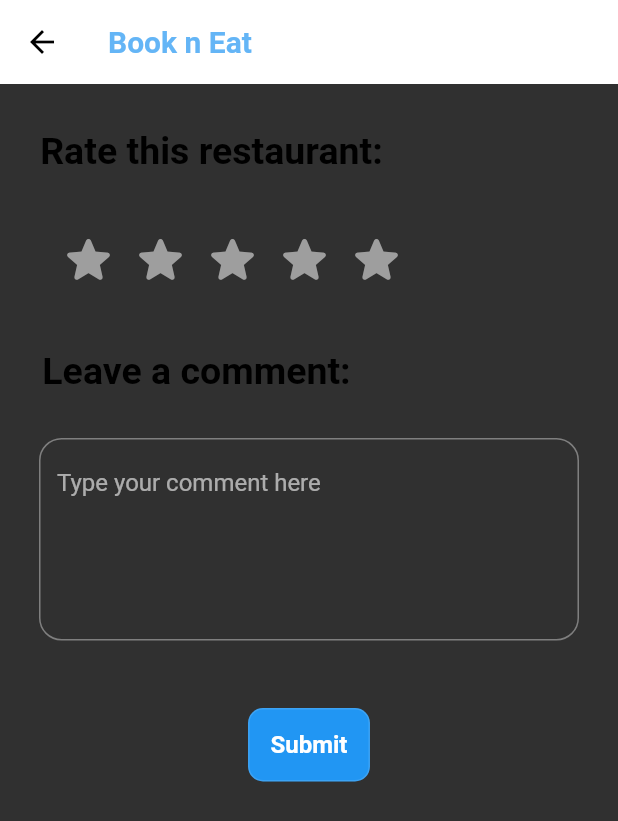
After one commit to AumKMCHAT/BookNEat-Senior-Project, a Flutter app: the ResScreen screen opened directly, after a tap on "Review", on a phone screen of 412 x 824 dp. The commit adds this screen. Shown: the top 821 px of the screen. Run offline on Flutter 3.47's test engine with Material 2 defaults, Android fonts, the phone set to English and light mode, and no system bars; our stand-ins replace carousel_slider, cloud_firestore, firebase_auth, firebase_core, firebase_storage, flutter_svg and 1 more; missing offline and left inert: flutter_phone_direct_caller; accounts and stored records are empty.

Commit message:
Add trinn ui

```diff
--- /dev/null
+++ b/lib/screens/info_res_screen.dart
@@ -0,0 +1,171 @@
+import 'package:book_n_eat_senior_project/screens/rating_screen.dart';
+import 'package:carousel_slider/carousel_slider.dart';
+import 'package:flutter/material.dart';
+import 'package:flutter_phone_direct_caller/flutter_phone_direct_caller.dart';
+
+import '../widgets/app_bar.dart';
+
+class ResScreen extends StatelessWidget {
+  ResScreen({super.key});
+
+  final List<String> imageList = [
+    "assets/images/res1.jpg",
+    "assets/images/res2.jpg",
+    "assets/images/res3.jpg",
+  ];
+
+  @override
+  Widget build(BuildContext context) {
+    return Scaffold(
+      appBar: homeAppBar(context),
+      body: SingleChildScrollView(
+        scrollDirection: Axis.vertical,
+        child: Column(
+          children: [
+            Row(
+              children: [
+                Padding(
+                    padding: const EdgeInsets.fromLTRB(30, 15, 0, 0),
+                    child: Text("Juju Restaurant",
+                        style: TextStyle(
+                          fontWeight: FontWeight.w600,
+                          color: Colors.black,
+                          fontSize: 20,
+                        ))),
+                Padding(
+                  padding: const EdgeInsets.fromLTRB(160, 15, 0, 0),
+                  child: IconButton(
+                    onPressed: () {},
+                    icon: Icon(Icons.favorite_border),
+                    iconSize: 35,
+                  ),
+                )
+              ],
+            ),
+            Container(
+                margin: EdgeInsets.only(top: 30, bottom: 30),
+                child: CarouselSlider(
+                  options: CarouselOptions(
+                    enlargeCenterPage: true,
+                    enableInfiniteScroll: false,
+                  ),
+                  items: imageList
+                      .map((e) => ClipRRect(
+                            borderRadius: BorderRadius.circular(8),
+                            child: Stack(
+                              fit: StackFit.expand,
+                              children: <Widget>[
+                                Image(
+                                  image: AssetImage(e),
+                                  width: 1050,
+                                  height: 350,
+                                  fit: BoxFit.cover,
+                                )
+                              ],
+                            ),
+                          ))
+                      .toList(),
+                )),
+            Column(
+              children: [
+                Padding(
+                  padding: const EdgeInsets.fromLTRB(10, 20, 10, 0),
+                  child: TextButton(
+                      style:
+                          OutlinedButton.styleFrom(padding: EdgeInsets.all(15)),
+                      onPressed: () async {
+                        await FlutterPhoneDirectCaller.callNumber('123456789');
+                      },
+                      child: Row(
+                        children: [
+                          Icon(
+                            Icons.phone,
+                            size: 24.0,
+                          ),
+                          Text("          Phone Number")
+                        ],
+                      )),
+                ),
+                Padding(
+                  padding: const EdgeInsets.fromLTRB(10, 20, 10, 0),
+                  child: TextButton(
+                      style:
+                          OutlinedButton.styleFrom(padding: EdgeInsets.all(15)),
+                      onPressed: () {},
+                      child: Row(
+                        children: [
+                          Icon(
+                            Icons.location_pin,
+                            size: 24.0,
+                          ),
+                          Text("          Get Location")
+                        ],
+                      )),
+                ),
+                Padding(
+                  padding: const EdgeInsets.fromLTRB(10, 20, 10, 50),
+                  child: SizedBox(
+                    height: 62,
+                    child: TextButton(
+                        style: OutlinedButton.styleFrom(
+                            padding: EdgeInsets.all(15)),
+                        onPressed: () {
+                          Navigator.push(
+                              context,
+                              MaterialPageRoute(
+                                  builder: (context) => RatingCommentScreen()));
+                        },
+                        child: Row(
+                          children: [
+                            Icon(
+                              Icons.reviews,
+                              size: 24.0,
+                            ),
+                            Text("          Review")
+                          ],
+                        )),
+                  ),
+                )
+              ],
+            ),
+            Column(
+              children: [
+                Text(
+                  "Menu",
+                  style: TextStyle(
+                    fontWeight: FontWeight.w600,
+                    color: Colors.black,
+                  ),
+                ),
+              ],
+            ),
+          ],
+        ),
+      ),
+      bottomNavigationBar: SizedBox(
+        height: 70,
+        child: TextButton(
+            style: OutlinedButton.styleFrom(padding: EdgeInsets.all(15)),
+            onPressed: () {
+              // Navigator.push(context,
+              //     MaterialPageRoute(builder: (context) => ReservScreen()));
+            },
+            child: Padding(
+              padding: EdgeInsets.only(left: 100),
+              child: Row(
+                children: [
+                  Icon(
+                    Icons.table_restaurant_outlined,
+                    size: 24.0,
+                  ),
+                  Text(
+                    "    Reserver a Table",
+                    style: TextStyle(fontSize: 17),
+                  )
+                ],
+              ),
+            )),
+      ),
+    );
+  }
+}
--- /dev/null
+++ b/lib/screens/rating_screen.dart
@@ -0,0 +1,152 @@
+import 'package:flutter/material.dart';
+import '../widgets/app_bar.dart';
+
+class RatingCommentScreen extends StatefulWidget {
+  @override
+  _RatingCommentScreenState createState() => _RatingCommentScreenState();
+}
+
+class _RatingCommentScreenState extends State<RatingCommentScreen> {
+  double _rating = 0.0;
+  String _comment = '';
+
+  @override
+  Widget build(BuildContext context) {
+    return Scaffold(
+      appBar: homeAppBar(context),
+      body: Column(
+        children: [
+          Padding(
+            padding: const EdgeInsets.fromLTRB(20, 30, 150, 0),
+            child: Text(
+              'Rate this restaurant:',
+              style: TextStyle(
+                fontSize: 25.0,
+                color: Colors.black,
+                fontWeight: FontWeight.bold,
+              ),
+            ),
+          ),
+          Padding(
+            padding: const EdgeInsets.fromLTRB(20, 30, 130, 10),
+            child: Row(
+              mainAxisAlignment: MainAxisAlignment.center,
+              children: [
+                IconButton(
+                  icon: Icon(
+                    Icons.star_rounded,
+                    size: 40,
+                  ),
+                  color: _rating >= 1 ? Colors.black : Colors.grey,
+                  onPressed: () {
+                    setState(() {
+                      _rating = 1.0;
+                    });
+                  },
+                ),
+                IconButton(
+                  icon: Icon(
+                    Icons.star_rounded,
+                    size: 40,
+                  ),
+                  color: _rating >= 2 ? Colors.black : Colors.grey,
+                  onPressed: () {
+                    setState(() {
+                      _rating = 2.0;
+                    });
+                  },
+                ),
+                IconButton(
+                  icon: Icon(
+                    Icons.star_rounded,
+                    size: 40,
+                  ),
+                  color: _rating >= 3 ? Colors.black : Colors.grey,
+                  onPressed: () {
+                    setState(() {
+                      _rating = 3.0;
+                    });
+                  },
+                ),
+                IconButton(
+                  icon: Icon(
+                    Icons.star_rounded,
+                    size: 40,
+                  ),
+                  color: _rating >= 4 ? Colors.black : Colors.grey,
+                  onPressed: () {
+                    setState(() {
+                      _rating = 4.0;
+                    });
+                  },
+                ),
+                IconButton(
+                  icon: Icon(
+                    Icons.star_rounded,
+                    size: 40,
+                  ),
+                  color: _rating >= 5 ? Colors.black : Colors.grey,
+                  onPressed: () {
+                    setState(() {
+                      _rating = 5.0;
+                    });
+                  },
+                ),
+              ],
+            ),
+          ),
+          Padding(
+            padding: const EdgeInsets.fromLTRB(0, 30, 150, 30),
+            child: Text(
+              'Leave a comment:',
+              style: TextStyle(
+                fontSize: 25,
+                color: Colors.black,
+                fontWeight: FontWeight.bold,
+              ),
+            ),
+          ),
+          Padding(
+            padding: EdgeInsets.only(bottom: 20),
+            child: SizedBox(
+              width: 360,
+              height: 160,
+              child: TextField(
+                maxLines: 5,
+                decoration: InputDecoration(
+                  border: OutlineInputBorder(
+                      borderRadius: BorderRadius.circular(15.0)),
+                  hintText: 'Type your comment here',
+                ),
+                onChanged: (value) {
+                  setState(() {
+                    _comment = value;
+                  });
+                },
+              ),
+            ),
+          ),
+          OutlinedButton(
+            style: OutlinedButton.styleFrom(
+                shape: RoundedRectangleBorder(
+                    borderRadius: BorderRadius.circular(10)),
+                backgroundColor: Colors.blue,
+                padding: EdgeInsets.all(15)),
+            child: Text(
+              'Submit',
+              style: TextStyle(
+                color: Colors.white, // Set the text color
+                fontSize: 16, // Set the font size
+                fontWeight: FontWeight.bold, // Set the font weight
+              ),
+            ),
+            onPressed: () {
+              // Do something with the rating and comment, e.g. send them to a server
+              print('Rating: $_rating, Comment: $_comment');
+            },
+          ),
+        ],
+      ),
+    );
+  }
+}
--- a/lib/utils/colors.dart
+++ b/lib/utils/colors.dart
@@ -6,3 +6,6 @@ const mobileSearchColor = Color.fromRGBO(38, 38, 38, 1);
 const blueColor = Color.fromRGBO(0, 149, 246, 1);
 const primaryColor = Colors.white;
 const secondaryColor = Colors.grey;
+const kPrimaryColor = Color(0xFF64B5F6);
+const ksecondaryColor = Color(0xFFB5BFD0);
+const kTextColor = Color(0xFF50505D);
--- /dev/null
+++ b/lib/widgets/app_bar.dart
@@ -0,0 +1,27 @@
+import 'package:flutter/material.dart';
+
+import '../utils/colors.dart';
+
+AppBar homeAppBar(BuildContext context) {
+  return AppBar(
+    backgroundColor: Colors.white,
+    elevation: 0,
+    leading: const BackButton(
+      color: Colors.black,
+    ),
+    title: RichText(
+      text: TextSpan(
+          style: Theme.of(context)
+              .textTheme
+              .titleLarge!
+              .copyWith(fontWeight: FontWeight.bold),
+          // ignore: prefer_const_literals_to_create_immutables
+          children: [
+            const TextSpan(
+              text: "Book n Eat",
+              style: TextStyle(color: kPrimaryColor),
+            ),
+          ]),
+    ),
+  );
+}
```
Also changed, not shown: lib/screens/fav_screen.dart (added, +33 -0 lines), lib/screens/history_screen.dart (added, +12 -0 lines), lib/screens/res_main_screen.dart (added, +70 -0 lines), lib/widgets/catagory_box.dart (added, +58 -0 lines), lib/widgets/catagory_item.dart (added, +37 -0 lines), lib/widgets/res_card.dart (added, +94 -0 lines), lib/widgets/res_main_body.dart (added, +29 -0 lines), lib/widgets/search_box.dart (added, +37 -0 lines), pubspec.yaml (+5 -2 lines), assets/images/res1.jpg (added), assets/images/res2.jpg (added), assets/images/res3.jpg (added), pubspec.lock.
